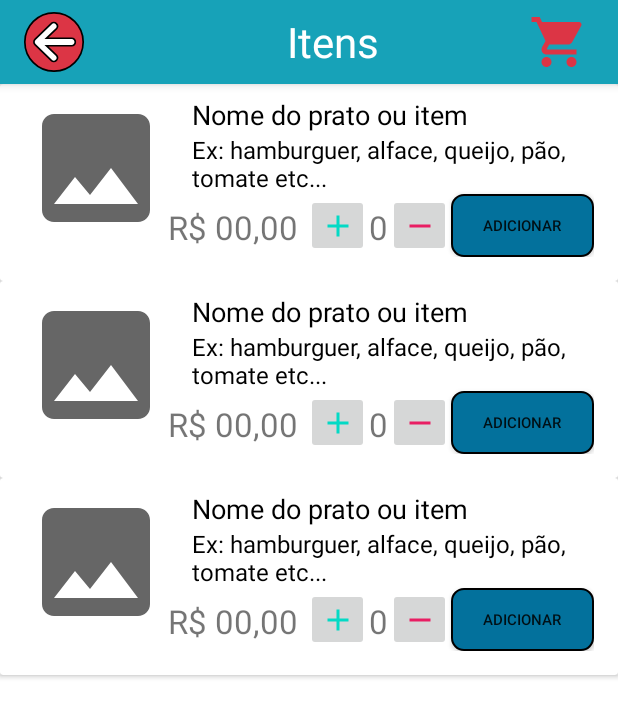
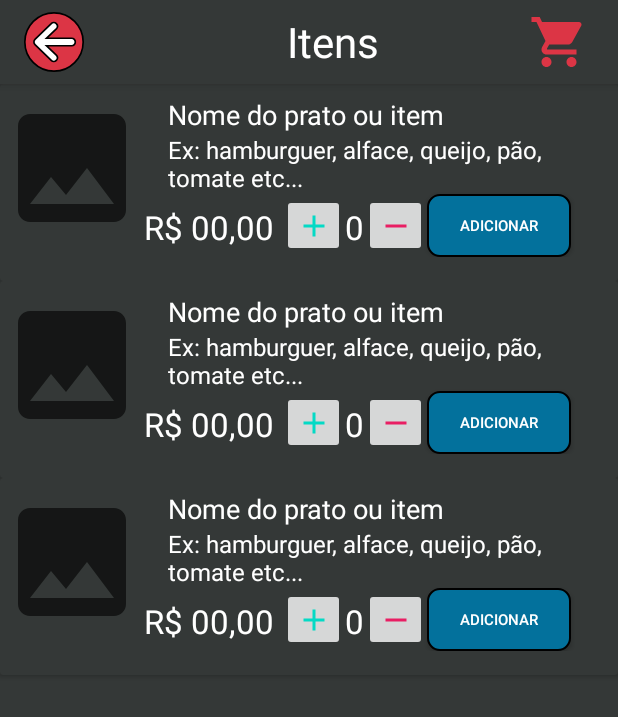
Before and after one commit to diego-dps/Grupo2_TTC_ETEC, an Android app: the layout activity_categoria_cardapio.xml on its own in the app's theme, with its tools: preview values and no code run, on a phone screen of 412 x 824 dp. Shown: the top 717 px of the screen. Run offline under Robolectric (Android 15) with nearby library versions, the phone set to English and light mode, and no system bars; Roboto replaces fonts that are not available here.

Commit message:
Atualização design tela Categoria cardapio e itens

```diff
--- a/Mobile/SGBR/app/src/main/java/com/example/sgbr/adapter/AdapterChamadaCliente.java
+++ b/Mobile/SGBR/app/src/main/java/com/example/sgbr/adapter/AdapterChamadaCliente.java
@@ -5,6 +5,7 @@ import android.content.DialogInterface;
 import android.view.LayoutInflater;
 import android.view.View;
 import android.view.ViewGroup;
+import android.widget.Button;
 import android.widget.ImageView;
 import android.widget.TextView;
 import android.widget.Toast;
@@ -114,7 +115,7 @@ public class AdapterChamadaCliente extends RecyclerView.Adapter<AdapterChamadaCl
 
 
         TextView chamada_mesa;
-        ImageView btn_removeMesa;
+        Button btn_removeMesa;
 
         public ChamadaViewHolder(@NonNull View itemView) {
             super(itemView);
--- a/Mobile/SGBR/app/src/main/java/com/example/sgbr/api/Conexao.java
+++ b/Mobile/SGBR/app/src/main/java/com/example/sgbr/api/Conexao.java
@@ -10,7 +10,7 @@ public class Conexao {
     public Retrofit conexao(){
         //CONFIGURAÇÃO RETROFIT
         retrofit = new  Retrofit.Builder()
-                .baseUrl("http://192.168.0.14:3000")
+                .baseUrl("http://192.168.15.12:3000")
                 .addConverterFactory(GsonConverterFactory.create())
                 .build();
         return retrofit;
--- a/Mobile/SGBR/app/src/main/java/com/example/sgbr/ui/CardapioActivity.java
+++ b/Mobile/SGBR/app/src/main/java/com/example/sgbr/ui/CardapioActivity.java
@@ -11,6 +11,7 @@ import android.util.Log;
 import android.view.View;
 import android.widget.AdapterView;
 import android.widget.Button;
+import android.widget.ImageView;
 import android.widget.LinearLayout;
 import android.widget.TextView;
 import android.widget.Toast;;
@@ -39,7 +40,7 @@ public class CardapioActivity extends AppCompatActivity {
     private AdapterCategoriaCardapio adapterCategoriaCardapio;
     private Cardapio cardapio;
     private List<Pedido> listaPedidos = new ArrayList();
-    private Button btn_chamarGarcom;
+    private ImageView btn_chamarGarcom;
 
     @Override
     protected void onCreate(Bundle savedInstanceState) {
--- /dev/null
+++ b/Mobile/SGBR/app/src/main/res/drawable/ic_baseline_help_24.xml
@@ -0,0 +1,5 @@
+<vector android:height="24dp" android:tint="#FFFFFF"
+    android:viewportHeight="24" android:viewportWidth="24"
+    android:width="24dp" xmlns:android="http://schemas.android.com/apk/res/android">
+    <path android:fillColor="@android:color/white" android:pathData="M12,2C6.48,2 2,6.48 2,12s4.48,10 10,10 10,-4.48 10,-10S17.52,2 12,2zM13,19h-2v-2h2v2zM15.07,11.25l-0.9,0.92C13.45,12.9 13,13.5 13,15h-2v-0.5c0,-1.1 0.45,-2.1 1.17,-2.83l1.24,-1.26c0.37,-0.36 0.59,-0.86 0.59,-1.41 0,-1.1 -0.9,-2 -2,-2s-2,0.9 -2,2L8,9c0,-2.21 1.79,-4 4,-4s4,1.79 4,4c0,0.88 -0.36,1.68 -0.93,2.25z"/>
+</vector>
--- a/Mobile/SGBR/app/src/main/res/layout/activity_categoria_cardapio.xml
+++ b/Mobile/SGBR/app/src/main/res/layout/activity_categoria_cardapio.xml
@@ -5,7 +5,8 @@
     xmlns:tools="http://schemas.android.com/tools"
     android:layout_width="match_parent"
     android:layout_height="match_parent"
-    tools:context=".ui.CategoriaCardapioActivity">
+    tools:context=".ui.CategoriaCardapioActivity"
+    android:background="@color/blackDarktheme">
 
     <com.google.android.material.appbar.AppBarLayout
         android:id="@+id/app_bar"
@@ -17,7 +18,7 @@
             android:id="@+id/toolbar"
             android:layout_width="match_parent"
             android:layout_height="wrap_content"
-            android:background="@color/azulClaro">
+            android:background="@color/blackDarktheme">
 
             <LinearLayout
                 android:layout_width="match_parent"
@@ -62,7 +63,7 @@
         android:layout_width="match_parent"
         android:layout_height="match_parent"
         android:layout_below="@+id/app_bar"
-        android:background="@color/colorPrimaryLigth"
+        android:background="@color/blackDarktheme"
         app:layoutManager="androidx.recyclerview.widget.LinearLayoutManager"
         tools:listitem="@layout/categoria_cardapio_item" />
 
--- a/Mobile/SGBR/app/src/main/res/layout/activity_garcom_home.xml
+++ b/Mobile/SGBR/app/src/main/res/layout/activity_garcom_home.xml
@@ -17,7 +17,7 @@
             android:id="@+id/toolbar"
             android:layout_width="match_parent"
             android:layout_height="wrap_content"
-            android:background="@color/blueDarktheme"
+            android:background="@color/blackDarktheme"
             app:titleTextColor="@android:color/white"
             app:popupTheme="@style/ThemeOverlay.MaterialComponents.Light"
             app:title="@string/toolbar_garçom_home"
@@ -26,7 +26,7 @@
             <ImageView
                 android:layout_width="wrap_content"
                 android:layout_height="wrap_content"
-                android:layout_marginLeft="200dp"
+                android:layout_marginLeft="250dp"
                 android:onClick="telaChamadaCliente"
                 android:src="@drawable/ic_baseline_message_24" />
 
--- a/Mobile/SGBR/app/src/main/res/layout/categoria_cardapio_item.xml
+++ b/Mobile/SGBR/app/src/main/res/layout/categoria_cardapio_item.xml
@@ -3,17 +3,18 @@
     android:layout_width="match_parent"
     android:layout_height="wrap_content"
     xmlns:tools="http://schemas.android.com/tools"
+    xmlns:app="http://schemas.android.com/apk/res-auto"
     android:orientation="vertical"
     android:background="@drawable/card_view_background"
-    tools:showIn="@layout/activity_categoria_cardapio">
+    tools:showIn="@layout/activity_categoria_cardapio"
+    app:cardBackgroundColor="@color/blackDarktheme">
 
     <RelativeLayout
         android:layout_width="match_parent"
         android:layout_height="wrap_content"
-        android:layout_marginStart="16dp"
         android:layout_marginTop="8dp"
-        android:layout_marginEnd="16dp"
-        android:layout_marginBottom="16dp">
+        android:layout_marginBottom="16dp"
+        android:background="@color/blackDarktheme">
 
         <ImageView
             android:id="@+id/img_item"
@@ -31,7 +32,7 @@
             android:layout_marginStart="16dp"
             android:layout_toEndOf="@id/img_item"
             android:layout_alignTop="@id/img_item"
-            android:textColor="@color/colorTextDark"
+            android:textColor="@android:color/white"
             />
 
 
@@ -46,7 +47,7 @@
             android:layout_below="@id/txt_nome_item"
             android:layout_alignStart="@id/txt_nome_item"
             tools:text="Ex: hamburguer, alface, queijo, pão, tomate etc..."
-            android:textColor="@color/colorTextDark"
+            android:textColor="@android:color/white"
             />
 
         <TextView
@@ -55,6 +56,7 @@
             android:layout_height="wrap_content"
             android:text="R$"
             android:textSize="22sp"
+            android:textColor="@android:color/white"
             android:paddingBottom="5dp"
             android:paddingRight="5dp"
             android:layout_toEndOf="@id/img_item"
@@ -67,6 +69,7 @@
             android:layout_height="wrap_content"
             tools:text="00,00"
             android:textSize="22sp"
+            android:textColor="@android:color/white"
             android:paddingBottom="5dp"
             android:paddingRight="5dp"
             android:layout_toEndOf="@id/txt_moeda2"
@@ -88,6 +91,7 @@
             android:layout_width="wrap_content"
             android:layout_height="wrap_content"
             android:textSize="22sp"
+            android:textColor="@android:color/white"
             android:paddingBottom="5dp"
             tools:text="0"
             android:layout_below="@+id/txt_preview"
@@ -109,10 +113,12 @@
             android:layout_height="42dp"
             android:layout_below="@id/txt_preview"
             android:layout_alignParentBottom="true"
+            android:layout_marginRight="5dp"
             android:layout_toEndOf="@id/img_remove"
             android:background="@drawable/botao_comum"
             android:text="@string/btn_add"
-            android:textSize="10sp" />
+            android:textSize="10sp"
+            android:textColor="@android:color/white"/>
 
     </RelativeLayout>
 
```
Also changed, not shown: Mobile/SGBR/app/src/main/res/layout/activity_cardapio.xml (+7 -9 lines), Mobile/SGBR/app/src/main/res/layout/cardapio_cliente.xml (+3 -6 lines), Mobile/SGBR/app/src/main/res/layout/garcom_chamada_cliente.xml (+11 -6 lines).
